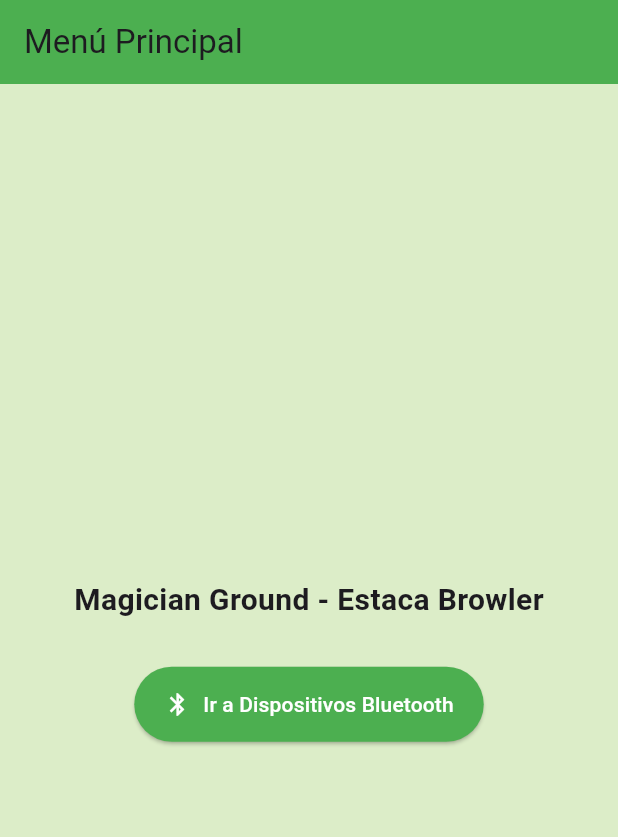
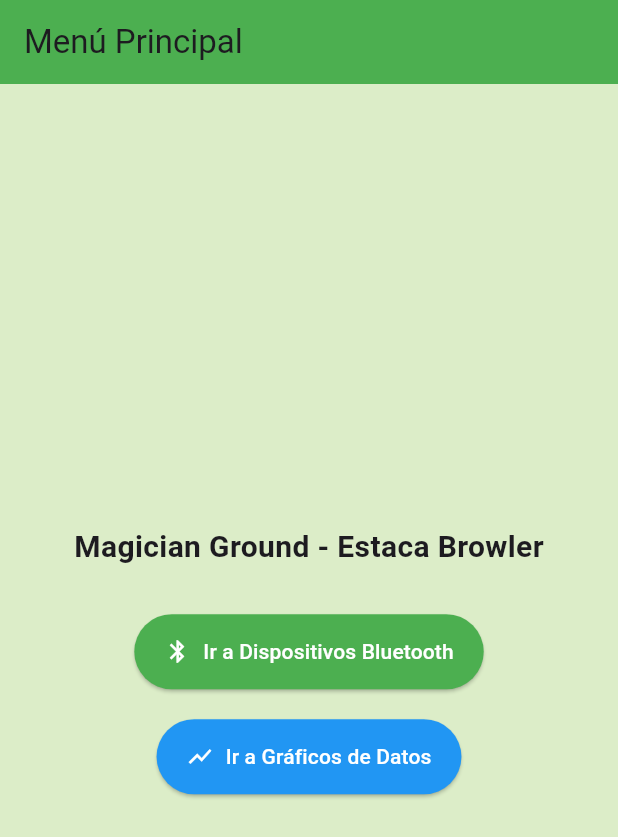
Before and after one commit to SebaDev-tech/App-MagicianGroundTest, a Flutter app: the screen it shows after launch, on a phone screen of 412 x 824 dp. Shown: the top 837 px of the screen. Run offline on Flutter 3.47's test engine with Material 3 defaults, Android fonts, the phone set to English and light mode, and no system bars; our stand-ins replace fl_chart, flutter_blue_plus.

Commit message:
Update datos y menú

```diff
--- a/flutter_main/lib/menu_page.dart
+++ b/flutter_main/lib/menu_page.dart
@@ -1,5 +1,6 @@
 import 'package:flutter/material.dart';
 import 'bluetooth_page.dart';
+import 'grafico_datos.dart';
 
 class MenuPage extends StatelessWidget {
   const MenuPage({super.key});
@@ -9,7 +10,7 @@ class MenuPage extends StatelessWidget {
     return Scaffold(
       appBar: AppBar(
         title: const Text("Menú Principal"),
-        backgroundColor: Colors.green, // Color del AppBar
+        backgroundColor: Colors.green,
       ),
       body: Center(
         child: Column(
@@ -20,6 +21,8 @@ class MenuPage extends StatelessWidget {
               style: TextStyle(fontSize: 20, fontWeight: FontWeight.bold),
             ),
             const SizedBox(height: 30),
+
+            // Botón Bluetooth
             ElevatedButton.icon(
               icon: const Icon(Icons.bluetooth),
               label: const Text("Ir a Dispositivos Bluetooth"),
@@ -33,8 +36,28 @@ class MenuPage extends StatelessWidget {
               style: ElevatedButton.styleFrom(
                 padding:
                     const EdgeInsets.symmetric(horizontal: 20, vertical: 15),
-                backgroundColor: Colors.green, // Color del botón
-                foregroundColor: Colors.white, // Color del texto/icono
+                backgroundColor: Colors.green,
+                foregroundColor: Colors.white,
+              ),
+            ),
+
+            const SizedBox(height: 20),
+
+            // Botón Gráfico de Datos
+            ElevatedButton.icon(
+              icon: const Icon(Icons.show_chart),
+              label: const Text("Ir a Gráficos de Datos"),
+              onPressed: () {
+                Navigator.push(
+                  context,
+                  MaterialPageRoute(builder: (context) => const DataPage()),
+                );
+              },
+              style: ElevatedButton.styleFrom(
+                padding:
+                    const EdgeInsets.symmetric(horizontal: 20, vertical: 15),
+                backgroundColor: Colors.blue,
+                foregroundColor: Colors.white,
               ),
             ),
           ],
```
Also changed, not shown: flutter_main/lib/grafico_datos.dart (added, +124 -0 lines).
